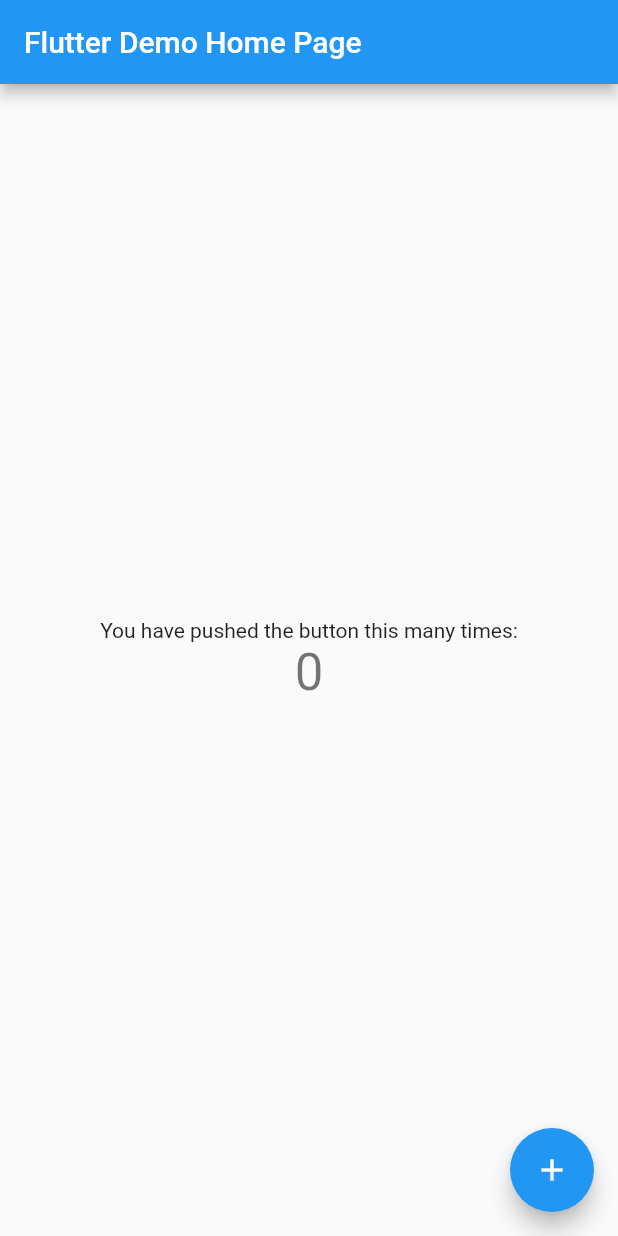
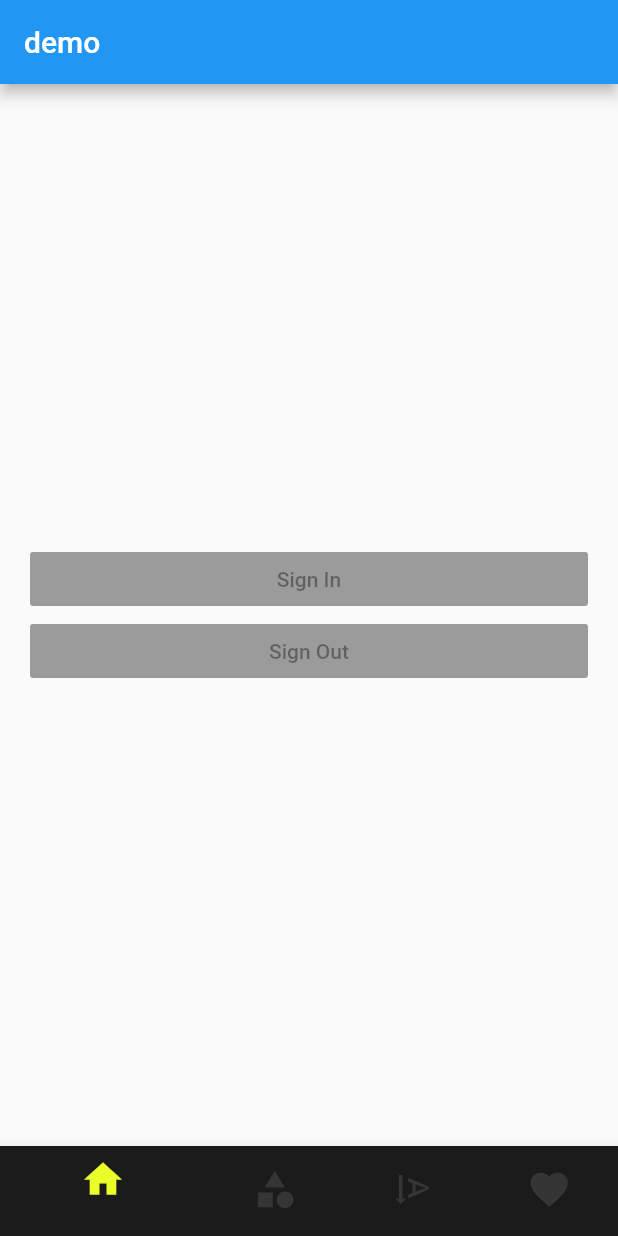
Before and after one commit to kubilaycakmak/wall_dock, a Flutter app: the screen it shows after launch, on a phone screen of 412 x 824 dp. Run offline on Flutter 3.47's test engine with Material 2 defaults, Android fonts, the phone set to English and light mode, and no system bars; our stand-ins replace firebase_auth, google_sign_in; accounts and stored records are empty.

```diff
--- /dev/null
+++ b/lib/category_page.dart
@@ -0,0 +1,16 @@
+import 'package:flutter/material.dart';
+
+class CategoryPage extends StatefulWidget {
+  CategoryPage({Key key}) : super(key: key);
+
+  @override
+  _CategoryPageState createState() => _CategoryPageState();
+}
+
+class _CategoryPageState extends State<CategoryPage> {
+  @override
+  Widget build(BuildContext context) {
+    return Container(
+    );
+  }
+}
--- /dev/null
+++ b/lib/favorite_page.dart
@@ -0,0 +1,16 @@
+import 'package:flutter/material.dart';
+
+class FavoritePage extends StatefulWidget {
+  FavoritePage({Key key}) : super(key: key);
+
+  @override
+  _FavoritePageState createState() => _FavoritePageState();
+}
+
+class _FavoritePageState extends State<FavoritePage> {
+  @override
+  Widget build(BuildContext context) {
+    return Container(
+    );
+  }
+}
--- /dev/null
+++ b/lib/home.dart
@@ -0,0 +1,95 @@
+import 'package:flutter/material.dart';
+import 'package:wall_dock/category_page.dart';
+import 'package:wall_dock/favorite_page.dart';
+import 'package:wall_dock/random_page.dart';
+import 'home_page.dart';
+import 'style/color.dart';
+
+class Home extends StatefulWidget {
+  Home({Key key}) : super(key: key);
+
+  @override
+  _HomeState createState() => _HomeState();
+}
+
+class _HomeState extends State<Home> {
+
+  var selectedItem = 0;
+    List children = [
+      HomePage(),
+      CategoryPage(),
+      RandomPage(),
+      FavoritePage()
+    ];
+
+  @override
+  Widget build(BuildContext context) {
+    return Scaffold(
+      backgroundColor: colorDarkLighter,
+      body: children[selectedItem],
+      bottomNavigationBar: BottomNavigationBar(
+        backgroundColor: colorDark,
+        selectedItemColor: colorYellowish,
+        iconSize: 30,
+        currentIndex: selectedItem,
+        unselectedLabelStyle: TextStyle(color: colorDark),
+        unselectedItemColor: colorTransparent,
+        onTap: (currentIndex){
+          setState(() {
+            selectedItem = currentIndex;
+          });
+        },
+        items: [
+          BottomNavigationBarItem(
+            backgroundColor: colorDark,
+            icon: Icon(Icons.home),
+            title: Container(
+              height: 5.0,
+              width: 5.0,
+              decoration: BoxDecoration(
+                shape: BoxShape.circle,
+                color: colorYellowish
+              ),
+            )
+          ),
+          BottomNavigationBarItem(
+            backgroundColor: colorDark,
+            icon: Icon(Icons.category),
+            title: Container(
+              height: 5.0,
+              width: 5.0,
+              decoration: BoxDecoration(
+                shape: BoxShape.circle,
+                color: colorYellowish
+              ),
+            )
+          ),
+          BottomNavigationBarItem(
+            backgroundColor: colorDark,
+            icon: Icon(Icons.text_rotation_down),
+            title: Container(
+              height: 5.0,
+              width: 5.0,
+              decoration: BoxDecoration(
+                shape: BoxShape.circle,
+                color: colorYellowish
+              ),
+            )
+          ),
+          BottomNavigationBarItem(
+            backgroundColor: colorDark,
+            icon: Icon(Icons.favorite),
+            title: Container(
+              height: 5.0,
+              width: 5.0,
+              decoration: BoxDecoration(
+                shape: BoxShape.circle,
+                color: colorYellowish
+              ),
+            )
+          ),
+        ],
+      ),
+    );
+  }
+}
--- /dev/null
+++ b/lib/home_page.dart
@@ -0,0 +1,48 @@
+import 'package:firebase_auth/firebase_auth.dart';
+import 'package:flutter/material.dart';
+import 'package:google_sign_in/google_sign_in.dart';
+
+class HomePage extends StatefulWidget {
+  HomePage({Key key}) : super(key: key);
+
+  @override
+  _HomePageState createState() => _HomePageState();
+}
+
+class _HomePageState extends State<HomePage> {
+
+  final FirebaseAuth _auth = FirebaseAuth.instance;
+  final GoogleSignIn googleSignIn = new GoogleSignIn();
+
+  Future<FirebaseUser> _singIn() async{
+    GoogleSignInAccount googleSignInAccount = await googleSignIn.signIn();
+    GoogleSignInAuthentication gSA = await googleSignInAccount.authentication;
+
+  }
+
+  @override
+  Widget build(BuildContext context) {
+    return Scaffold(
+      appBar: AppBar(title: Text('demo'),),
+      body: Padding(
+        padding: EdgeInsets.all(20),
+        child: Column(
+          mainAxisAlignment: MainAxisAlignment.center,
+          crossAxisAlignment: CrossAxisAlignment.stretch,
+          children: <Widget>[
+            RaisedButton(
+              onPressed: null,
+              child: Text('Sign In'),
+              color: Colors.green,
+            ),
+            RaisedButton(
+              onPressed: null,
+              child: Text('Sign Out'),
+              color: Colors.red,
+            ),
+          ],
+        ),
+      ),
+    );
+  }
+}
--- a/lib/main.dart
+++ b/lib/main.dart
@@ -1,111 +1,11 @@
+
 import 'package:flutter/material.dart';
+import 'package:wall_dock/home_page.dart';
+import 'home.dart';
 
-void main() => runApp(MyApp());
-
-class MyApp extends StatelessWidget {
-  // This widget is the root of your application.
-  @override
-  Widget build(BuildContext context) {
-    return MaterialApp(
-      title: 'Flutter Demo',
-      theme: ThemeData(
-        // This is the theme of your application.
-        //
-        // Try running your application with "flutter run". You'll see the
-        // application has a blue toolbar. Then, without quitting the app, try
-        // changing the primarySwatch below to Colors.green and then invoke
-        // "hot reload" (press "r" in the console where you ran "flutter run",
-        // or simply save your changes to "hot reload" in a Flutter IDE).
-        // Notice that the counter didn't reset back to zero; the application
-        // is not restarted.
-        primarySwatch: Colors.blue,
-      ),
-      home: MyHomePage(title: 'Flutter Demo Home Page'),
-    );
-  }
+void main(){
+  return runApp(MaterialApp(
+    debugShowCheckedModeBanner: false,
+    home: Home(),
+  ));
 }
-
-class MyHomePage extends StatefulWidget {
-  MyHomePage({Key key, this.title}) : super(key: key);
-
-  // This widget is the home page of your application. It is stateful, meaning
-  // that it has a State object (defined below) that contains fields that affect
-  // how it looks.
-
-  // This class is the configuration for the state. It holds the values (in this
-  // case the title) provided by the parent (in this case the App widget) and
-  // used by the build method of the State. Fields in a Widget subclass are
-  // always marked "final".
-
-  final String title;
-
-  @override
-  _MyHomePageState createState() => _MyHomePageState();
-}
-
-class _MyHomePageState extends State<MyHomePage> {
-  int _counter = 0;
-
-  void _incrementCounter() {
-    setState(() {
-      // This call to setState tells the Flutter framework that something has
-      // changed in this State, which causes it to rerun the build method below
-      // so that the display can reflect the updated values. If we changed
-      // _counter without calling setState(), then the build method would not be
-      // called again, and so nothing would appear to happen.
-      _counter++;
-    });
-  }
-
-  @override
-  Widget build(BuildContext context) {
-    // This method is rerun every time setState is called, for instance as done
-    // by the _incrementCounter method above.
-    //
-    // The Flutter framework has been optimized to make rerunning build methods
-    // fast, so that you can just rebuild anything that needs updating rather
-    // than having to individually change instances of widgets.
-    return Scaffold(
-      appBar: AppBar(
-        // Here we take the value from the MyHomePage object that was created by
-        // the App.build method, and use it to set our appbar title.
-        title: Text(widget.title),
-      ),
-      body: Center(
-        // Center is a layout widget. It takes a single child and positions it
-        // in the middle of the parent.
-        child: Column(
-          // Column is also a layout widget. It takes a list of children and
-          // arranges them vertically. By default, it sizes itself to fit its
-          // children horizontally, and tries to be as tall as its parent.
-          //
-          // Invoke "debug painting" (press "p" in the console, choose the
-          // "Toggle Debug Paint" action from the Flutter Inspector in Android
-          // Studio, or the "Toggle Debug Paint" command in Visual Studio Code)
-          // to see the wireframe for each widget.
-          //
-          // Column has various properties to control how it sizes itself and
-          // how it positions its children. Here we use mainAxisAlignment to
-          // center the children vertically; the main axis here is the vertical
-          // axis because Columns are vertical (the cross axis would be
-          // horizontal).
-          mainAxisAlignment: MainAxisAlignment.center,
-          children: <Widget>[
-            Text(
-              'You have pushed the button this many times:',
-            ),
-            Text(
-              '$_counter',
-              style: Theme.of(context).textTheme.display1,
-            ),
-          ],
-        ),
-      ),
-      floatingActionButton: FloatingActionButton(
-        onPressed: _incrementCounter,
-        tooltip: 'Increment',
-        child: Icon(Icons.add),
-      ), // This trailing comma makes auto-formatting nicer for build methods.
-    );
-  }
-}
--- /dev/null
+++ b/lib/random_page.dart
@@ -0,0 +1,16 @@
+import 'package:flutter/cupertino.dart';
+
+class RandomPage extends StatefulWidget {
+  RandomPage({Key key}) : super(key: key);
+
+  @override
+  _RandomPageState createState() => _RandomPageState();
+}
+
+class _RandomPageState extends State<RandomPage> {
+  @override
+  Widget build(BuildContext context) {
+    return Container(
+    );
+  }
+}
--- /dev/null
+++ b/lib/style/color.dart
@@ -0,0 +1,9 @@
+
+import 'package:flutter/material.dart';
+
+var colorDark = Color(0xFF1B1B1B);
+var colorDarkLighter = Color(0xFF202020);
+var colorPink = Color(0xFFFD4F99);
+var colorGray = Color(0xFF888888);
+var colorTransparent = Color(0xFF353535);
+var colorYellowish = Color(0xFFEAFF29);
--- a/pubspec.yaml
+++ b/pubspec.yaml
@@ -23,6 +23,8 @@ dependencies:
   # The following adds the Cupertino Icons font to your application.
   # Use with the CupertinoIcons class for iOS style icons.
   cupertino_icons: ^0.1.2
+  firebase_auth:
+  google_sign_in:
 
 dev_dependencies:
   flutter_test:
```
Also changed, not shown: pubspec.lock, 7 other files.
